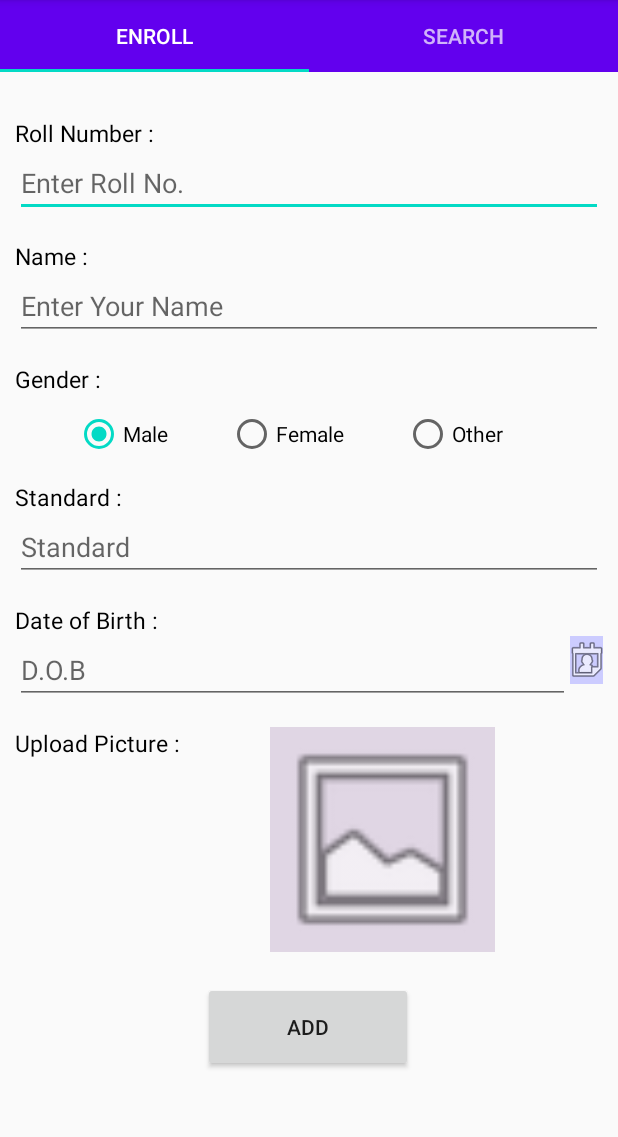
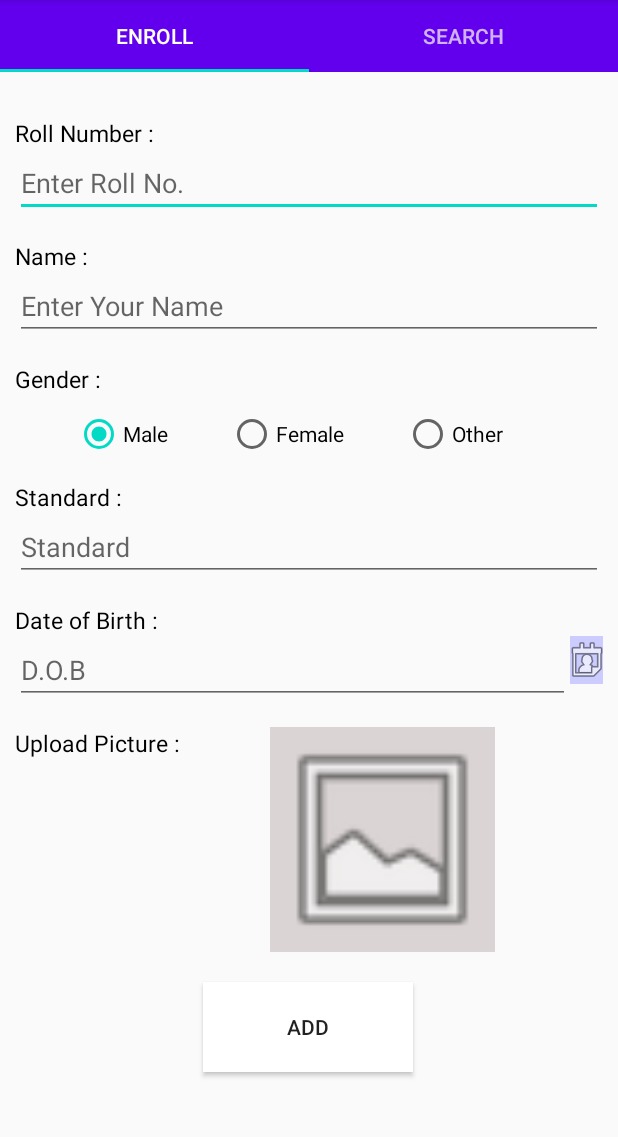
Before and after one commit to RaamanKilaru/Student_Records, an Android app: the screen it shows after launch (MainActivity), on a phone screen of 412 x 824 dp, the part 61-1198 px from its top. Run offline under Robolectric (Android 15) with nearby library versions, the phone set to English and light mode, and no system bars.

Commit message:
Added a feature to change TabLayout Color every time screen is switched ON by clicking the power Button

```diff
--- /dev/null
+++ b/app/src/main/java/com/example/studentrecords/Broadcast_receiver.java
@@ -0,0 +1,39 @@
+package com.example.studentrecords;
+
+import android.content.BroadcastReceiver;
+import android.content.Context;
+import android.content.Intent;
+import android.graphics.Color;
+import android.util.Log;
+import android.widget.Toast;
+import com.google.android.material.tabs.TabLayout;
+import java.util.Random;
+
+
+public class Broadcast_receiver extends BroadcastReceiver {
+
+    private TabLayout tabLayout;
+
+    public Broadcast_receiver(TabLayout tabLayout){
+        if (tabLayout != null){
+            this.tabLayout = tabLayout;
+            Log.i("SCREEN","Reciever Initialized.");
+        }
+    }
+
+    @Override
+    public void onReceive(Context context, Intent intent) {
+        if (intent.getAction().equals(Intent.ACTION_SCREEN_OFF)) {
+            Log.i("SCREEN_OFF","Got screen Off Intent.");
+            Toast.makeText(context, "Screen OFF",Toast.LENGTH_LONG).show();
+        } else if (intent.getAction().equals(Intent.ACTION_SCREEN_ON)) {
+            Log.i("SCREEN_ON","Got screen ON Intent.");
+            Toast.makeText(context, "Screen ON",Toast.LENGTH_LONG).show();
+            Random random = new Random();
+            tabLayout.setBackgroundColor(Color.argb(255,
+                    random.nextInt(256),
+                    random.nextInt(256),
+                    random.nextInt(256)));
+        }
+    }
+}
--- a/app/src/main/java/com/example/studentrecords/EnrollFragment.java
+++ b/app/src/main/java/com/example/studentrecords/EnrollFragment.java
@@ -23,6 +23,7 @@ import android.widget.ImageView;
 import android.widget.RadioButton;
 import android.widget.RadioGroup;
 import android.widget.TextView;
+import android.widget.Toast;
 
 import java.io.FileDescriptor;
 import java.io.PrintWriter;
@@ -131,7 +132,13 @@ public class EnrollFragment extends Fragment implements DatePickerDialog.OnDateS
                 startActivityForResult(intent1,0);
             }
         });
-
+        //ADD button onClick
+        addbtn.setOnClickListener(new View.OnClickListener() {
+            @Override
+            public void onClick(View v) {
+                Toast.makeText(v.getContext(),"Successful!!",Toast.LENGTH_LONG).show();
+            }
+        });
 
         return v;
     }
--- a/app/src/main/java/com/example/studentrecords/MainActivity.java
+++ b/app/src/main/java/com/example/studentrecords/MainActivity.java
@@ -6,6 +6,7 @@ import androidx.viewpager.widget.ViewPager;
 import android.content.BroadcastReceiver;
 import android.content.Context;
 import android.content.Intent;
+import android.content.IntentFilter;
 import android.graphics.Color;
 import android.os.Bundle;
 import android.util.Log;
@@ -18,6 +19,7 @@ public class MainActivity extends AppCompatActivity {
     TabLayout tabslayout;
     ViewPager viewpager;
     PagerAdapter pageradapter;
+    Broadcast_receiver tab_color_receiver;
     private static final String TAG = "myActivity";
     @Override
     protected void onCreate(Bundle savedInstanceState) {
@@ -27,14 +29,19 @@ public class MainActivity extends AppCompatActivity {
         //Log.i(TAG,"Inside oncreate() of Activity.");
 
         tabslayout = (TabLayout) findViewById(R.id.tabslayout);
+
         //Initialized the placeholder for fragments i.e. ViewPager.
         viewpager = (ViewPager) findViewById(R.id.pager);
+
         //Created a new PagerAdapter instance so that it can create fragments and arrange them in order.
         pageradapter = new PagerAdapter(getSupportFragmentManager(), tabslayout.getTabCount());
+
         //The fragments in the pageradapter now take the place holded by viewpager.
         viewpager.setAdapter(pageradapter);
+
         //To automatically select the appropriate tab when fragment is slided.
         viewpager.addOnPageChangeListener(new TabLayout.TabLayoutOnPageChangeListener(tabslayout));
+
         //To automatically show the appropriate fragment when a tab is clicked.
         tabslayout.addOnTabSelectedListener(new TabLayout.OnTabSelectedListener() {
             @Override
@@ -55,6 +62,12 @@ public class MainActivity extends AppCompatActivity {
             public void onTabReselected(TabLayout.Tab tab) {
             }
         });
+
+        //To change TabLayout background for every Intent.ACTION_SCREEN_ON.
+        tab_color_receiver = new Broadcast_receiver(tabslayout);
+        registerReceiver(tab_color_receiver, new IntentFilter(Intent.ACTION_SCREEN_ON));
+        registerReceiver(tab_color_receiver, new IntentFilter(Intent.ACTION_SCREEN_OFF));
+
     }
 
     @Override
--- a/app/src/main/res/layout/fragment_enroll.xml
+++ b/app/src/main/res/layout/fragment_enroll.xml
@@ -142,25 +142,27 @@
             android:text="@string/upload_picture" />
 
         <ImageView
+            android:id="@+id/image_view"
             android:layout_width="150sp"
             android:layout_height="150sp"
-            android:id="@+id/image_view"
+            android:layout_marginLeft="60sp"
+            android:layout_marginTop="15sp"
+            android:background="#DAD4D4"
             android:clickable="true"
-            android:layout_marginTop="15sp"
-            android:layout_marginLeft="60sp"
-            android:background="#E0D6E4"
             app:srcCompat="@android:drawable/ic_menu_gallery"
             tools:srcCompat="@tools:sample/avatars" />
     </LinearLayout>
+
     <Button
         android:id="@+id/add"
         android:layout_width="140dp"
         android:layout_height="60sp"
+        android:layout_marginStart="125sp"
+        android:layout_marginLeft="130sp"
+        android:layout_marginTop="20sp"
+        android:background="#FFFFFF"
         android:text="@string/add"
-        android:layout_marginTop="20sp"
-        android:layout_marginLeft="130sp"
-        android:theme="@style/Widget.AppCompat.Button.Colored"
-        android:layout_marginStart="125sp" />
+        android:theme="@style/Theme.MaterialComponents.Light" />
 
 </LinearLayout>
 
```
Also changed, not shown: app/src/main/AndroidManifest.xml (+10 -0 lines).
